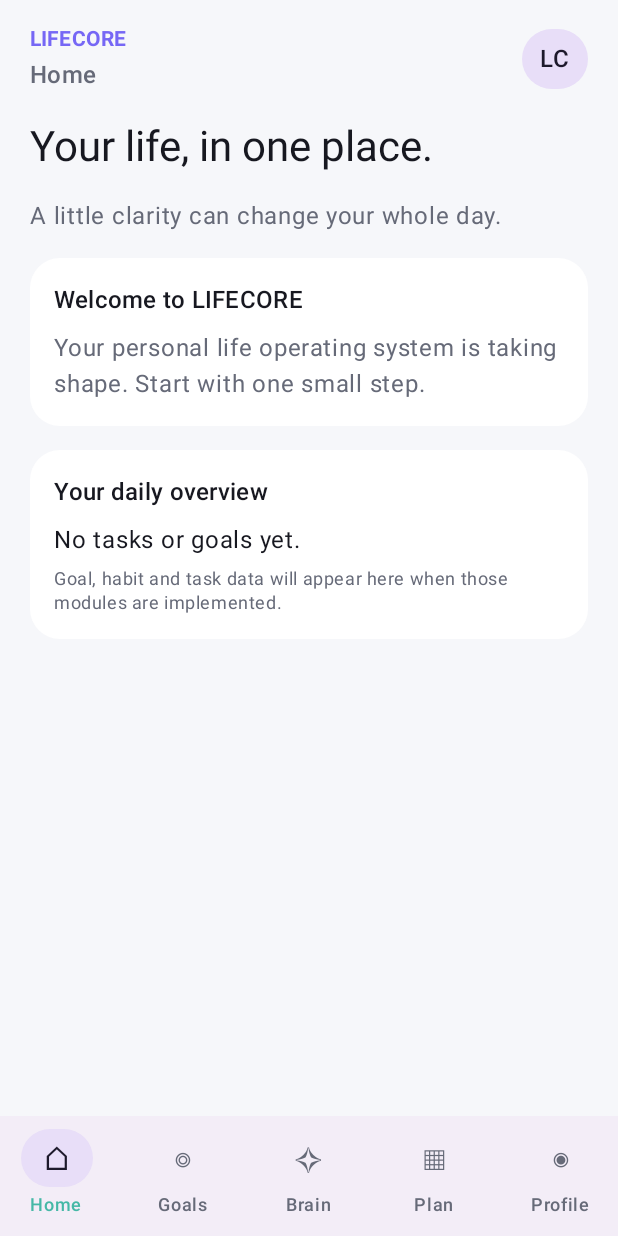
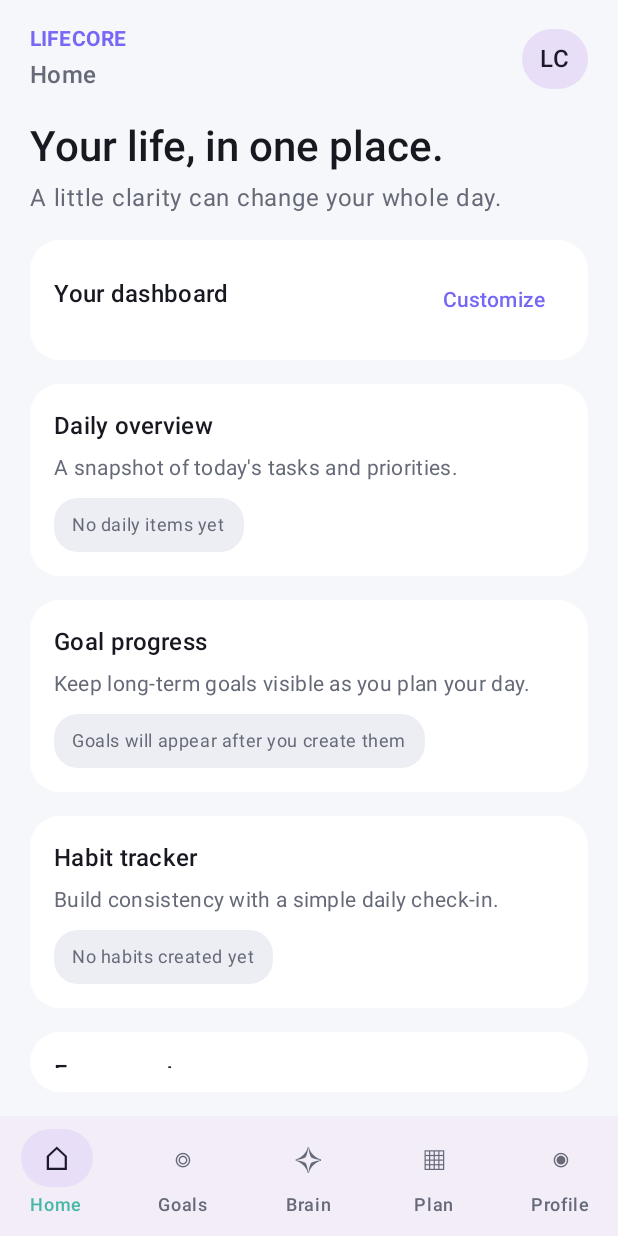
Before and after one commit to ishak6/LIFECORE, an Android app built with Jetpack Compose: the screen it shows after launch (MainActivity), on a phone screen of 412 x 824 dp. Run offline under Robolectric (Android 15) with nearby library versions, the phone set to English and light mode, and no system bars.

Commit message:
Connect M3 dashboard widgets to native Home destination

```diff
--- a/app/src/main/java/com/lifecore/app/ui/shell/LifeCoreAppShell.kt
+++ b/app/src/main/java/com/lifecore/app/ui/shell/LifeCoreAppShell.kt
@@ -3,11 +3,9 @@ package com.lifecore.app.ui.shell
 import androidx.compose.foundation.layout.Arrangement
 import androidx.compose.foundation.layout.Column
 import androidx.compose.foundation.layout.Row
-import androidx.compose.foundation.layout.Spacer
 import androidx.compose.foundation.layout.WindowInsets
 import androidx.compose.foundation.layout.fillMaxSize
 import androidx.compose.foundation.layout.fillMaxWidth
-import androidx.compose.foundation.layout.height
 import androidx.compose.foundation.layout.padding
 import androidx.compose.foundation.layout.safeDrawing
 import androidx.compose.foundation.shape.CircleShape
@@ -28,6 +26,7 @@ import androidx.compose.ui.text.font.FontWeight
 import androidx.compose.ui.unit.dp
 import com.lifecore.app.ui.components.LifeCoreCard
 import com.lifecore.app.ui.components.LifeCoreSectionTitle
+import com.lifecore.app.ui.dashboard.LifeCoreDashboard
 
 private data class MainDestination(
     val label: String,
@@ -109,42 +108,9 @@ fun LifeCoreAppShell() {
             }
 
             when (selectedIndex) {
-                0 -> HomeLanding()
+                0 -> LifeCoreDashboard()
                 else -> DestinationPlaceholder(destination = selected)
             }
-        }
-    }
-}
-
-@Composable
-private fun HomeLanding() {
-    Column(verticalArrangement = Arrangement.spacedBy(16.dp)) {
-        Text(
-            text = "Your life, in one place.",
-            style = MaterialTheme.typography.headlineMedium,
-            color = MaterialTheme.colorScheme.onBackground
-        )
-        Text(
-            text = "A little clarity can change your whole day.",
-            style = MaterialTheme.typography.bodyLarge,
-            color = MaterialTheme.colorScheme.onSurfaceVariant
-        )
-        LifeCoreCard {
-            LifeCoreSectionTitle("Welcome to LIFECORE")
-            Text(
-                text = "Your personal life operating system is taking shape. Start with one small step.",
-                color = MaterialTheme.colorScheme.onSurfaceVariant
-            )
-        }
-        LifeCoreCard {
-            LifeCoreSectionTitle("Your daily overview")
-            Text("No tasks or goals yet.")
-            Spacer(Modifier.height(6.dp))
-            Text(
-                text = "Goal, habit and task data will appear here when those modules are implemented.",
-                style = MaterialTheme.typography.bodySmall,
-                color = MaterialTheme.colorScheme.onSurfaceVariant
-            )
         }
     }
 }
```
